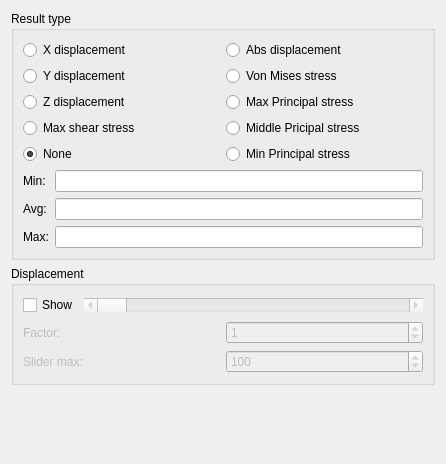
Before: the Qt Designer form src/Mod/Fem/TaskPanelShowDisplacement.ui in ovginkel/FreeCAD, drawn with Qt 5.
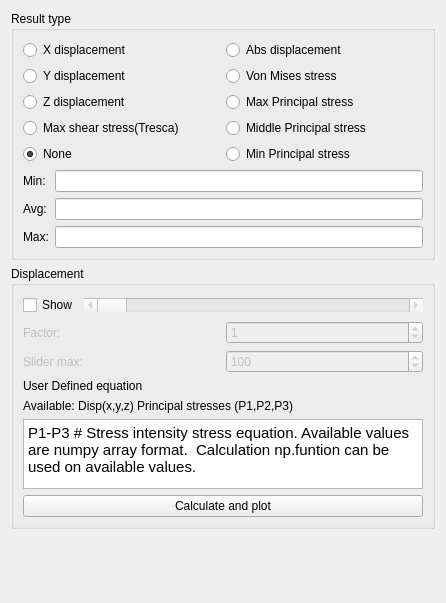
After: the same form once the commit is applied. Custom widgets are drawn as their Qt base class.

Commit message: FEM: Updates to principal and shear stresses in result for analysis

The edit to the form file:
```diff
--- a/src/Mod/Fem/TaskPanelShowDisplacement.ui
+++ b/src/Mod/Fem/TaskPanelShowDisplacement.ui
@@ -7,7 +7,7 @@
     <x>0</x>
     <y>0</y>
     <width>446</width>
-    <height>464</height>
+    <height>603</height>
    </rect>
   </property>
   <property name="windowTitle">
@@ -27,7 +27,7 @@
           <item row="3" column="0">
            <widget class="QRadioButton" name="rb_max_shear_stress">
             <property name="text">
-             <string>Max shear stress</string>
+             <string>Max shear stress(Tresca)</string>
             </property>
            </widget>
           </item>
@@ -86,7 +86,7 @@
           <item row="3" column="1">
            <widget class="QRadioButton" name="rb_midprin">
             <property name="text">
-             <string>Middle Pricipal stress</string>
+             <string>Middle Principal stress</string>
             </property>
            </widget>
           </item>
@@ -259,6 +259,42 @@
           </item>
          </layout>
         </item>
+        <item>
+         <layout class="QVBoxLayout" name="verticalLayout_4">
+          <item>
+           <widget class="QLabel" name="userdefhead">
+            <property name="text">
+             <string>&lt;html&gt;&lt;head/&gt;&lt;body&gt;&lt;p&gt;User Defined equation &lt;/p&gt;&lt;/body&gt;&lt;/html&gt;</string>
+            </property>
+           </widget>
+          </item>
+          <item>
+           <widget class="QLabel" name="user_def_text">
+            <property name="text">
+             <string>Available: Disp(x,y,z) Principal stresses (P1,P2,P3)</string>
+            </property>
+           </widget>
+          </item>
+          <item>
+           <widget class="QTextEdit" name="user_def_eq">
+            <property name="html">
+             <string>&lt;!DOCTYPE HTML PUBLIC &quot;-//W3C//DTD HTML 4.0//EN&quot; &quot;http://www.w3.org/TR/REC-html40/strict.dtd&quot;&gt;
+&lt;html&gt;&lt;head&gt;&lt;meta name=&quot;qrichtext&quot; content=&quot;1&quot; /&gt;&lt;style type=&quot;text/css&quot;&gt;
+p, li { white-space: pre-wrap; }
+&lt;/style&gt;&lt;/head&gt;&lt;body style=&quot; font-family:'Ubuntu'; font-size:11pt; font-weight:400; font-style:normal;&quot;&gt;
+&lt;p style=&quot; margin-top:0px; margin-bottom:0px; margin-left:0px; margin-right:0px; -qt-block-indent:0; text-indent:0px;&quot;&gt;P1-P3 # Stress intensity stress equation. Available values are numpy array format.  Calculation np.funtion can be used on available values. &lt;/p&gt;&lt;/body&gt;&lt;/html&gt;</string>
+            </property>
+           </widget>
+          </item>
+          <item>
+           <widget class="QPushButton" name="calculate">
+            <property name="text">
+             <string>Calculate and plot</string>
+            </property>
+           </widget>
+          </item>
+         </layout>
+        </item>
        </layout>
       </widget>
      </item>
```
The commit also changes 4 other files.
